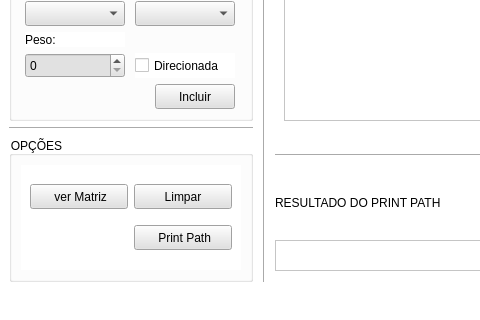
Old version of the form ED2/ProjetoGrafo/ProjetoGrafo/Formularios/MainWindow.ui in the repository YugoVtr/QT; both pictures show x 0 to 480 and y 248 to 568 of the 802 by 568 pixel window.
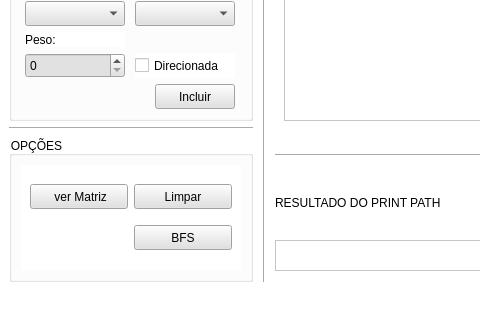
New version of the form. The open tabs and pages were chosen to show the change. Icons and pictures are not drawn.

```diff
--- a/ED2/ProjetoGrafo/ProjetoGrafo/Formularios/MainWindow.ui
+++ b/ED2/ProjetoGrafo/ProjetoGrafo/Formularios/MainWindow.ui
@@ -458,7 +458,7 @@
               <string notr="true">background-color: rgb(225, 225, 225);</string>
              </property>
              <property name="text">
-              <string> Print Path</string>
+              <string>BFS</string>
              </property>
              <property name="icon">
               <iconset resource="arquivos.qrc">
```
Left out of the diff: 2 changed lines with no effect on the pictures.
